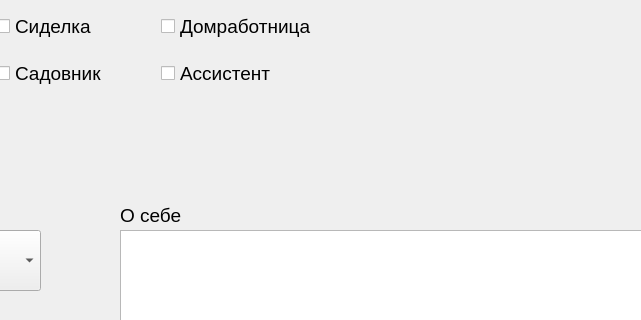
The window that Assets/WindowsUI/worker.ui (yshelev/nya) describes before a commit, drawn with Qt 5; both pictures show x 190 to 831 and y 100 to 420 of the 993 by 706 pixel window.
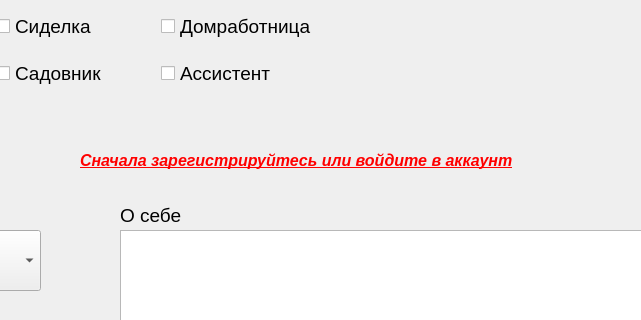
The same window after the commit.

Patch:
```diff
--- a/Assets/WindowsUI/worker.ui
+++ b/Assets/WindowsUI/worker.ui
@@ -377,6 +377,35 @@
      <string>Это обязательное поле.</string>
     </property>
    </widget>
+   <widget class="QLabel" name="label_warning_no_user">
+    <property name="enabled">
+     <bool>false</bool>
+    </property>
+    <property name="geometry">
+     <rect>
+      <x>270</x>
+      <y>240</y>
+      <width>481</width>
+      <height>41</height>
+     </rect>
+    </property>
+    <property name="font">
+     <font>
+      <pointsize>12</pointsize>
+      <weight>75</weight>
+      <italic>true</italic>
+      <bold>true</bold>
+      <underline>true</underline>
+      <strikeout>false</strikeout>
+     </font>
+    </property>
+    <property name="styleSheet">
+     <string notr="true">color: red</string>
+    </property>
+    <property name="text">
+     <string>Сначала зарегистрируйтесь или войдите в аккаунт</string>
+    </property>
+   </widget>
   </widget>
  </widget>
  <resources/>
```
Left out of the diff: 2 changed lines with no effect on the pictures.
